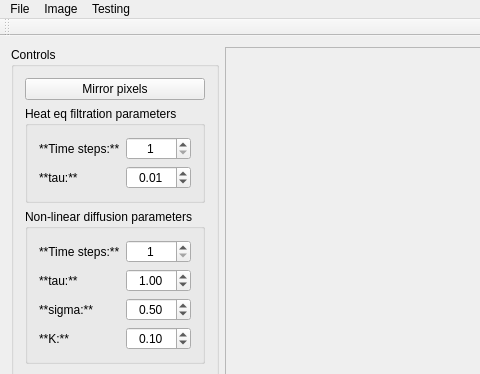
First picture: the form in src/ImageViewer.ui, repository Tomas-Homola/SpracovanieObrazuZadania, before the edit; both pictures show x 0 to 480 and y 0 to 374 of the 969 by 646 pixel window.
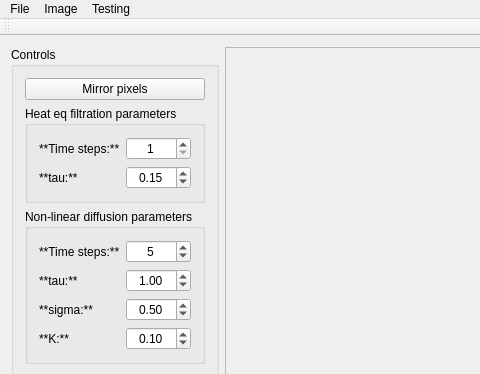
Second picture: the form after the edit.

Commit message: Update pre default hodnoty spinBoxov

```diff
--- a/src/ImageViewer.ui
+++ b/src/ImageViewer.ui
@@ -106,7 +106,7 @@
              <double>0.010000000000000</double>
             </property>
             <property name="value">
-             <double>0.010000000000000</double>
+             <double>0.150000000000000</double>
             </property>
            </widget>
           </item>
@@ -152,6 +152,9 @@
             <property name="minimum">
              <number>1</number>
             </property>
+            <property name="value">
+             <number>5</number>
+            </property>
            </widget>
           </item>
           <item row="1" column="0">
```
Left out of the diff: 2 changed lines with no effect on the pictures.
